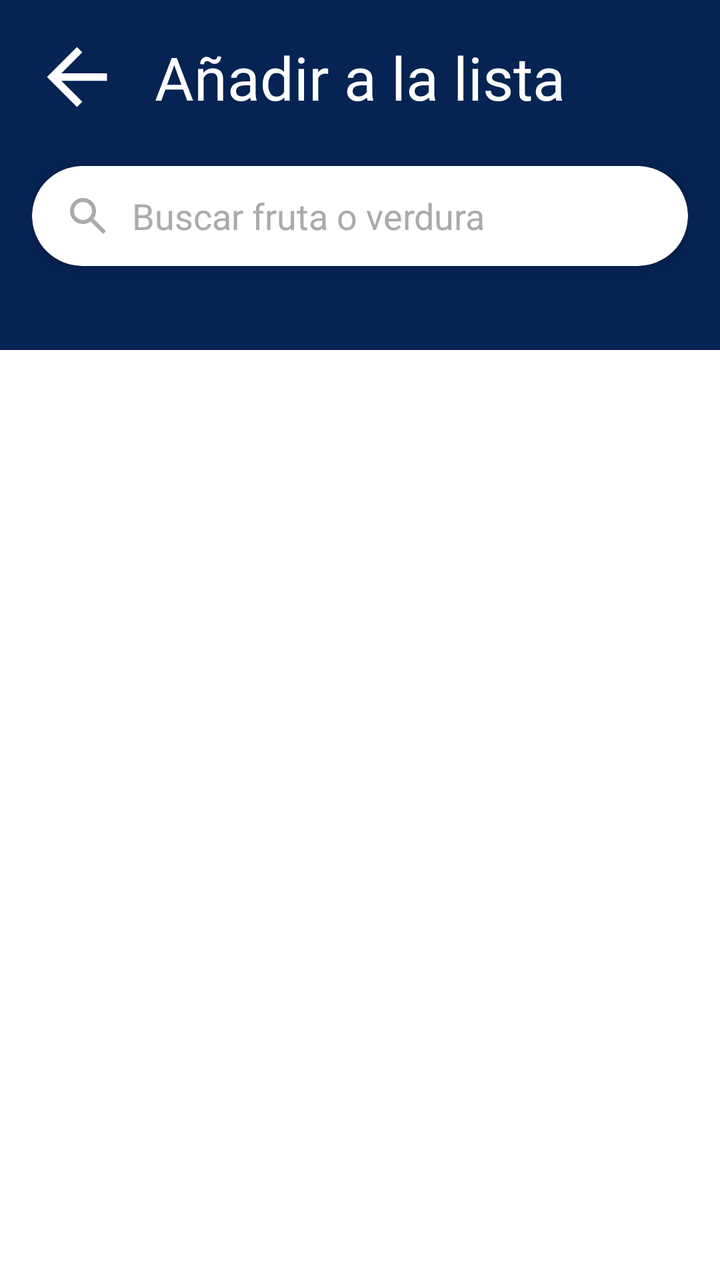
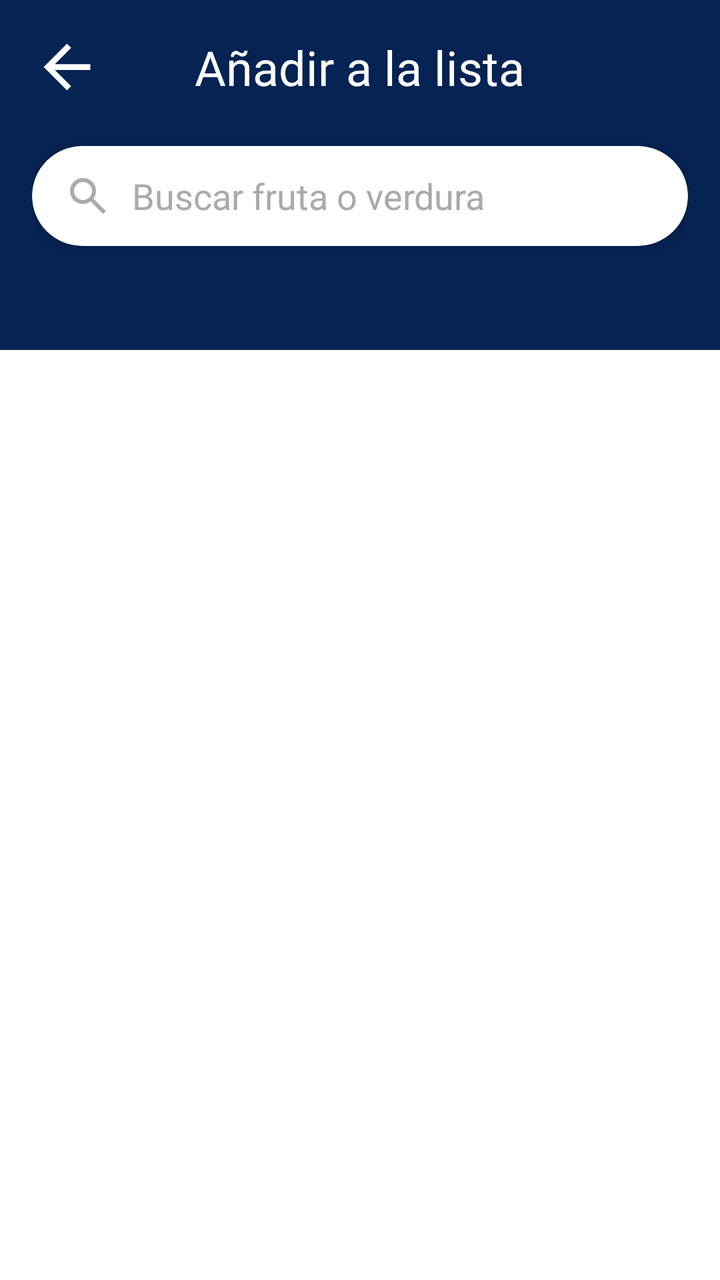

The first picture is an Android layout as it rendered before a commit; the second is the same layout after the commit. The layout source and the unified diff follow.
<!-- AndroidManifest.xml: application theme Theme.SmartFreezer -->
<!-- res/layout/fragment_add_shopping_list.xml -->
<?xml version="1.0" encoding="utf-8"?>
<androidx.constraintlayout.widget.ConstraintLayout
    xmlns:android="http://schemas.android.com/apk/res/android"
    xmlns:app="http://schemas.android.com/apk/res-auto"
    xmlns:tools="http://schemas.android.com/tools"
    android:layout_width="match_parent"
    android:layout_height="match_parent"
    android:background="@android:color/white"
    tools:context=".navigation.AddShoppingListFragment">

    
    <LinearLayout
        android:id="@+id/headerLayout"
        android:layout_width="0dp"
        android:layout_height="175dp"
        android:orientation="vertical"
        android:background="@color/purpleButton"
        android:padding="16dp"
        app:layout_constraintTop_toTopOf="parent"
        app:layout_constraintStart_toStartOf="parent"
        app:layout_constraintEnd_toEndOf="parent">

        
        <RelativeLayout
            android:layout_width="match_parent"
            android:layout_height="wrap_content">

            <ImageView
                android:id="@+id/btnBack"
                android:layout_width="45dp"
                android:layout_height="45dp"
                android:src="@drawable/baseline_arrow_back_24"
                android:layout_alignParentStart="true"
                android:contentDescription="Volver"
                app:tint="@android:color/white"/>

            <TextView
                android:id="@+id/tvTitle"
                android:layout_width="wrap_content"
                android:layout_height="wrap_content"
                android:layout_centerInParent="true"
                android:text="Añadir a la lista"
                android:textColor="@android:color/white"
                android:textSize="30sp"
                android:fontFamily="@font/roboto_light"/>
        </RelativeLayout>

        
        <androidx.cardview.widget.CardView
            android:layout_width="match_parent"
            android:layout_height="50dp"
            android:layout_marginTop="22dp"
            android:backgroundTint="@color/white"
            app:cardCornerRadius="25dp"
            app:cardElevation="4dp">

            <LinearLayout
                android:layout_width="match_parent"
                android:layout_height="match_parent"
                android:orientation="horizontal"
                android:gravity="center_vertical"
                android:paddingHorizontal="16dp">

                <ImageView
                    android:layout_width="24dp"
                    android:layout_height="24dp"
                    android:src="@drawable/search"
                    app:tint="@android:color/darker_gray" />

                <EditText
                    android:id="@+id/searchBar"
                    android:layout_width="match_parent"
                    android:layout_height="wrap_content"
                    android:layout_marginStart="10dp"
                    android:background="@android:color/transparent"
                    android:hint="Buscar fruta o verdura"
                    android:inputType="text"
                    android:minHeight="48dp"
                    android:textColor="@android:color/black"
                    android:textColorHint="@android:color/darker_gray" />
            </LinearLayout>
        </androidx.cardview.widget.CardView>
    </LinearLayout>

    
    <androidx.recyclerview.widget.RecyclerView
        android:id="@+id/rvBasicProducts"
        android:layout_width="0dp"
        android:layout_height="0dp"
        android:padding="8dp"
        app:layout_constraintTop_toBottomOf="@id/headerLayout"
        app:layout_constraintBottom_toBottomOf="parent"
        app:layout_constraintStart_toStartOf="parent"
        app:layout_constraintEnd_toEndOf="parent"
        tools:listitem="@layout/item_product"/>

</androidx.constraintlayout.widget.ConstraintLayout>
<!-- res/layout/item_product.xml (included above) -->
<?xml version="1.0" encoding="utf-8"?>
<androidx.cardview.widget.CardView
    xmlns:android="http://schemas.android.com/apk/res/android"
    xmlns:app="http://schemas.android.com/apk/res-auto"
    android:layout_width="match_parent"
    android:layout_height="wrap_content"
    android:layout_margin="8dp"
    app:cardCornerRadius="12dp"
    app:cardBackgroundColor="@color/white"
    app:cardElevation="4dp">

    <LinearLayout
        android:layout_width="match_parent"
        android:layout_height="wrap_content"
        android:orientation="vertical"
        android:padding="16dp"
        android:gravity="center">

        <ImageView
            android:id="@+id/productIconAdd"
            android:layout_width="64dp"
            android:layout_height="64dp"
            android:layout_gravity="center_horizontal"
            android:src="@drawable/apple"
            android:contentDescription="Icono producto" />

        <TextView
            android:id="@+id/productNameAdd"
            android:layout_width="wrap_content"
            android:layout_height="wrap_content"
            android:text="Manzana"
            android:textColor="@color/purpleButton"
            android:textSize="16sp"
            android:textStyle="bold"
            android:layout_marginTop="8dp"
            android:gravity="center_horizontal"
            android:layout_gravity="center_horizontal"/>

    </LinearLayout>

</androidx.cardview.widget.CardView>
<!-- resources referenced by this layout -->
<resources>
  <color name="purpleButton">#052353</color>
  <color name="white">#FFFFFFFF</color>
  <!-- drawable apple: png bitmap (drawable, 37219 bytes) -->
  <!-- drawable baseline_arrow_back_24 (drawable) -->
  <vector xmlns:android="http://schemas.android.com/apk/res/android" android:autoMirrored="true" android:height="24dp" android:tint="#FFFFFF" android:viewportHeight="24" android:viewportWidth="24" android:width="24dp">
        
      <path android:fillColor="@android:color/white" android:pathData="M20,11H7.83l5.59,-5.59L12,4l-8,8 8,8 1.41,-1.41L7.83,13H20v-2z"/>
      
  </vector>
  <!-- drawable search (drawable) -->
  <vector xmlns:android="http://schemas.android.com/apk/res/android"
      android:width="24dp"
      android:height="24dp"
      android:viewportWidth="960"
      android:viewportHeight="960">
    <path
        android:pathData="M784,840 L532,588q-30,24 -69,38t-83,14q-109,0 -184.5,-75.5T120,380q0,-109 75.5,-184.5T380,120q109,0 184.5,75.5T640,380q0,44 -14,83t-38,69l252,252 -56,56ZM380,560q75,0 127.5,-52.5T560,380q0,-75 -52.5,-127.5T380,200q-75,0 -127.5,52.5T200,380q0,75 52.5,127.5T380,560Z"
        android:fillColor="#25414F"/>
  </vector>
  <style name="Theme.SmartFreezer" parent="android:Theme.Material.Light.NoActionBar" />
</resources>

<!-- the commit's change to res/layout/fragment_add_shopping_list.xml (unified diff, before → after) -->
@@ -26,9 +26,9 @@
             android:layout_height="wrap_content">
 
             <ImageView
-                android:id="@+id/btnBack"
-                android:layout_width="45dp"
-                android:layout_height="45dp"
+                android:id="@+id/btnBackAddShoppingProduct"
+                android:layout_width="35dp"
+                android:layout_height="35dp"
                 android:src="@drawable/baseline_arrow_back_24"
                 android:layout_alignParentStart="true"
                 android:contentDescription="Volver"
@@ -41,7 +41,7 @@
                 android:layout_centerInParent="true"
                 android:text="Añadir a la lista"
                 android:textColor="@android:color/white"
-                android:textSize="30sp"
+                android:textSize="24sp"
                 android:fontFamily="@font/roboto_light"/>
         </RelativeLayout>
 
